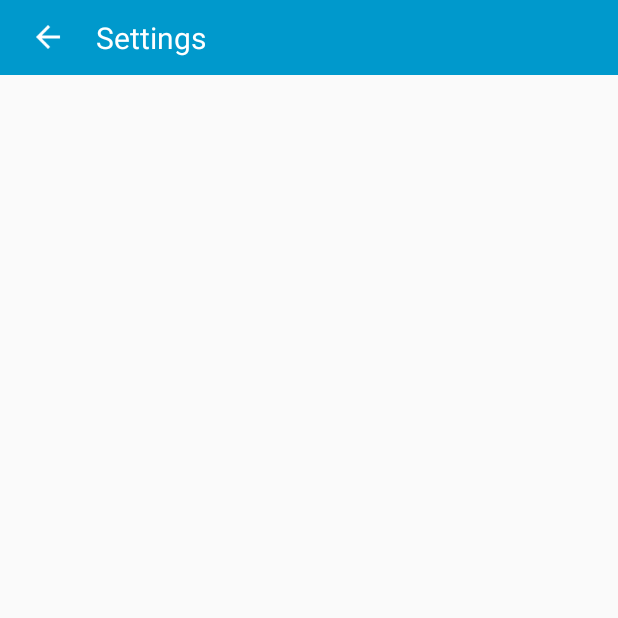
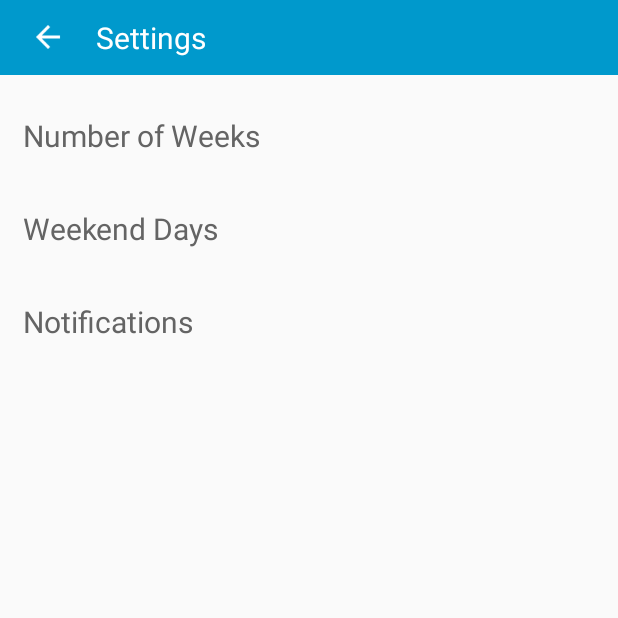
Before and after one commit to tyaathome/ClassTimetable, an Android app: the ActivitySettings screen opened directly, with no data from a screen before it, on a phone screen of 412 x 824 dp, the top half of it. Run offline under Robolectric (Android 15) with nearby library versions, the phone set to English and light mode, and no system bars.

Commit message:
add settings adapter.

```diff
--- a/app/build.gradle
+++ b/app/build.gradle
@@ -20,7 +20,8 @@ android {
 }
 
 dependencies {
-    compile fileTree(dir: 'libs', include: ['*.jar'])
+    compile fileTree(include: ['*.jar'], dir: 'libs')
     testCompile 'junit:junit:4.12'
     compile 'com.android.support:appcompat-v7:23.3.0'
+    compile 'com.android.support:recyclerview-v7:23.3.0'
 }
--- a/app/src/main/java/com/example/tyaathome/classtimetable/view/activity/settings/ActivitySettings.java
+++ b/app/src/main/java/com/example/tyaathome/classtimetable/view/activity/settings/ActivitySettings.java
@@ -8,11 +8,19 @@ import android.widget.ImageView;
 
 import com.example.tyaathome.classtimetable.R;
 import com.example.tyaathome.classtimetable.view.activity.base.ActivityBaseWithTitle;
+import com.example.tyaathome.classtimetable.view.adapter.AdapterSettings;
+import com.example.tyaathome.classtimetable.view.myview.MyListView;
+
+import java.util.ArrayList;
+import java.util.List;
 
 /**
  * Created by tyaathome on 2016/5/11.
  */
 public class ActivitySettings extends ActivityBaseWithTitle{
+
+    private AdapterSettings adapterSettings;
+    private MyListView listView;
 
     @Override
     protected void onCreate(@Nullable Bundle savedInstanceState) {
@@ -42,6 +50,7 @@ public class ActivitySettings extends ActivityBaseWithTitle{
 
     private void initView() {
         initBackView();
+        listView = (MyListView) findViewById(R.id.listview);
     }
 
     private void initBackView() {
@@ -60,7 +69,12 @@ public class ActivitySettings extends ActivityBaseWithTitle{
     }
 
     private void initData() {
-
+        List<String> listdata = new ArrayList<String>();
+        listdata.add("Number of Weeks");
+        listdata.add("Weekend Days");
+        listdata.add("Notifications");
+        adapterSettings = new AdapterSettings(this, listdata);
+        listView.setAdapter(adapterSettings);
     }
 
 }
--- /dev/null
+++ b/app/src/main/java/com/example/tyaathome/classtimetable/view/adapter/AdapterSettings.java
@@ -0,0 +1,61 @@
+package com.example.tyaathome.classtimetable.view.adapter;
+
+import android.content.Context;
+import android.view.LayoutInflater;
+import android.view.View;
+import android.view.ViewGroup;
+import android.widget.BaseAdapter;
+import android.widget.TextView;
+
+import com.example.tyaathome.classtimetable.R;
+
+import java.util.List;
+
+/**
+ * Created by tyaathome on 2016/5/14.
+ */
+public class AdapterSettings extends BaseAdapter {
+
+    private Context context;
+    private List<String> listdata;
+
+    public AdapterSettings(Context context, List<String> listdata) {
+        this.context = context;
+        this.listdata = listdata;
+    }
+
+    @Override
+    public int getCount() {
+        return listdata.size();
+    }
+
+    @Override
+    public Object getItem(int position) {
+        return listdata.get(position);
+    }
+
+    @Override
+    public long getItemId(int position) {
+        return position;
+    }
+
+    @Override
+    public View getView(int position, View convertView, ViewGroup parent) {
+        ViewHolder holder = null;
+        if(convertView == null) {
+            holder = new ViewHolder();
+            convertView = LayoutInflater.from(context).inflate(R.layout.item_settings, null);
+            holder.tv = (TextView) convertView.findViewById(R.id.tv);
+            convertView.setTag(holder);
+        } else {
+            holder = (ViewHolder) convertView.getTag();
+        }
+
+        holder.tv.setText(listdata.get(position));
+        return convertView;
+    }
+
+    private class ViewHolder {
+        TextView tv;
+    }
+}
--- /dev/null
+++ b/app/src/main/res/drawable/list_divider.xml
@@ -0,0 +1,5 @@
+<?xml version="1.0" encoding="utf-8"?>
+<shape xmlns:android="http://schemas.android.com/apk/res/android"
+    android:shape="line">
+    <stroke android:color="@color/line_list_divider" />
+</shape>
--- /dev/null
+++ b/app/src/main/res/drawable/list_selector_settings.xml
@@ -0,0 +1,5 @@
+<?xml version="1.0" encoding="utf-8"?>
+<selector xmlns:android="http://schemas.android.com/apk/res/android">
+    <item android:drawable="@color/list_selector_sel" android:state_pressed="true" />
+    <item android:drawable="@color/list_selector_nor" android:state_pressed="false" />
+</selector>
--- a/app/src/main/res/layout-xhdpi/activity_settings.xml
+++ b/app/src/main/res/layout-xhdpi/activity_settings.xml
@@ -5,8 +5,13 @@
               android:orientation="vertical">
 
     <com.example.tyaathome.classtimetable.view.myview.MyListView
+        android:id="@+id/listview"
         android:layout_width="match_parent"
-        android:layout_height="wrap_content">
+        android:layout_height="wrap_content"
+        android:padding="@dimen/padding_big"
+        android:divider="@drawable/list_divider"
+        android:listSelector="@drawable/list_selector_settings"
+        android:dividerHeight="1dp">
 
     </com.example.tyaathome.classtimetable.view.myview.MyListView>
 
--- /dev/null
+++ b/app/src/main/res/layout-xhdpi/item_settings.xml
@@ -0,0 +1,23 @@
+<?xml version="1.0" encoding="utf-8"?>
+<LinearLayout xmlns:android="http://schemas.android.com/apk/res/android"
+    android:layout_width="match_parent"
+    android:layout_height="match_parent"
+    android:padding="@dimen/padding_normal"
+    android:orientation="vertical">
+
+    <RelativeLayout
+        android:layout_width="match_parent"
+        android:layout_height="50dp"
+        android:gravity="center_vertical">
+
+        <TextView
+            android:id="@+id/tv"
+            android:layout_width="wrap_content"
+            android:layout_height="wrap_content"
+            android:layout_alignParentLeft="true"
+            android:textColor="@color/text_black_common"
+            android:textSize="@dimen/text_normal"/>
+
+    </RelativeLayout>
+
+</LinearLayout>
--- a/app/src/main/res/values/colors.xml
+++ b/app/src/main/res/values/colors.xml
@@ -3,4 +3,9 @@
     <color name="colorPrimary">#3F51B5</color>
     <color name="colorPrimaryDark">#303F9F</color>
     <color name="colorAccent">#FF4081</color>
+    <color name="list_selector_nor">#FFFFFF</color>
+    <color name="list_selector_sel">#DEDEDE</color>
+    <color name="line_list_divider">#E1E1E1</color>
+
+    <color name="text_black_common">#646464</color>
 </resources>
--- a/app/src/main/res/values/dimens.xml
+++ b/app/src/main/res/values/dimens.xml
@@ -4,4 +4,6 @@
     <dimen name="activity_vertical_margin">16dp</dimen>
     <dimen name="text_normal">20dp</dimen>
     <dimen name="margin_normal">10dp</dimen>
+    <dimen name="padding_normal">5dp</dimen>
+    <dimen name="padding_big">10dp</dimen>
 </resources>
```
Also changed, not shown: app/src/main/java/com/example/tyaathome/classtimetable/view/myview/OnRecyclerItemClickListener.java (added, +71 -0 lines).
